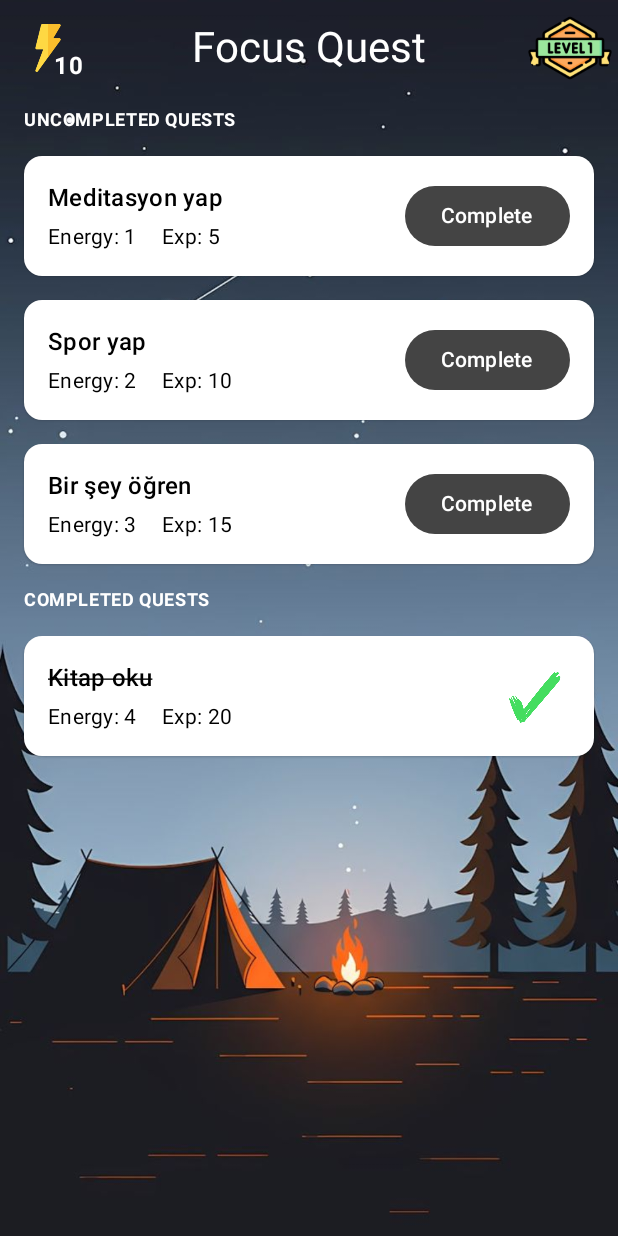
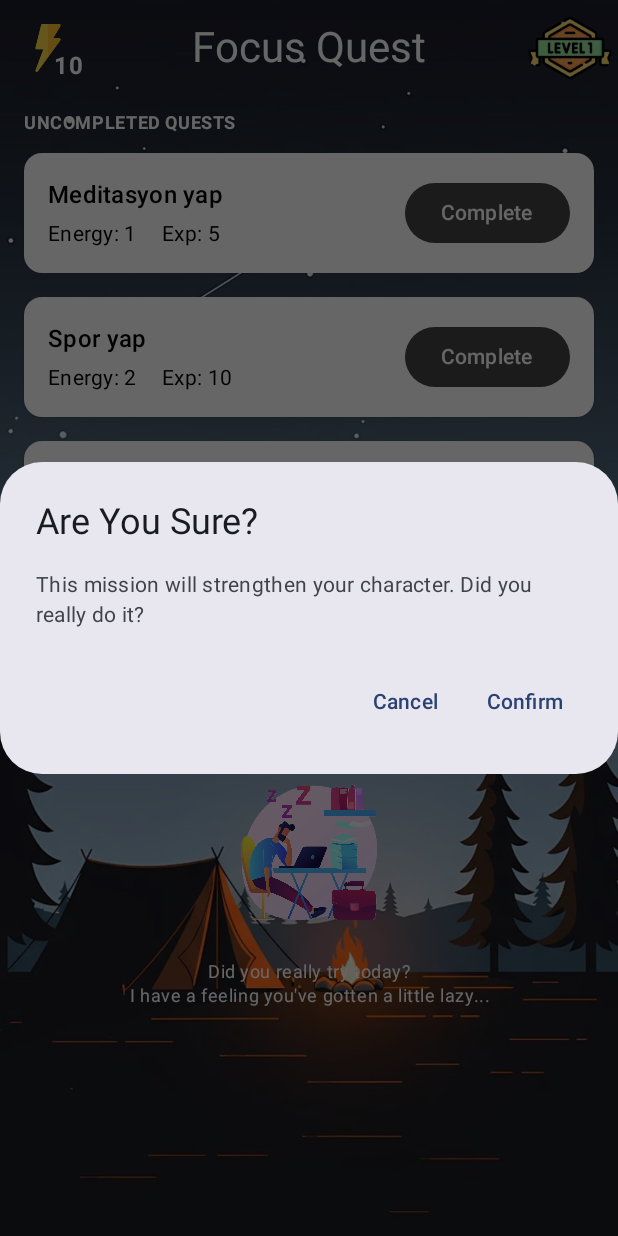
Before and after one commit to hakankaraotcu/focus-mobile-android, an Android app built with Jetpack Compose: the screen it shows after launch (MainActivity), after a tap on "Complete", on a phone screen of 412 x 824 dp. Run offline under Robolectric (Android 15) with nearby library versions, the phone set to English and light mode, and no system bars.

Commit message:
added confirm dialog

```diff
--- a/app/src/main/java/com/hakankaraotcu/focusquest/MainActivity.kt
+++ b/app/src/main/java/com/hakankaraotcu/focusquest/MainActivity.kt
@@ -4,62 +4,16 @@ import android.os.Bundle
 import androidx.activity.ComponentActivity
 import androidx.activity.compose.setContent
 import androidx.activity.enableEdgeToEdge
-import com.hakankaraotcu.focusquest.model.Quest
 import com.hakankaraotcu.focusquest.presentation.dashboard.DashboardScreen
 import com.hakankaraotcu.focusquest.ui.theme.FocusQuestTheme
 
 class MainActivity : ComponentActivity() {
-    private val questList = listOf(
-        Quest(
-            "Meditasyon yap",
-            1,
-            5,
-            false
-        ),
-        Quest(
-            "Spor yap",
-            2,
-            10,
-            false
-        ),
-        Quest(
-            "Bir şey öğren",
-            3,
-            15,
-            false
-        ),
-        Quest(
-            "Kitap oku",
-            4,
-            20,
-            false
-        )
-    )
-
     override fun onCreate(savedInstanceState: Bundle?) {
         super.onCreate(savedInstanceState)
         enableEdgeToEdge()
         setContent {
             FocusQuestTheme {
                 DashboardScreen()
-                /*
-                Scaffold(modifier = Modifier.fillMaxSize(),
-                    topBar = {
-                        TopBar()
-                    }) { innerPadding ->
-                    Box(modifier = Modifier.padding(innerPadding)) {
-                        Column {
-                            Text(
-                                text = "Uncompleted Quests",
-                                style = MaterialTheme.typography.bodySmall,
-                                modifier = Modifier.padding(start = 8.dp)
-                            )
-                            QuestList(questList)
-                        }
-                    }
-                }
-
-                 */
             }
         }
     }
--- a/app/src/main/java/com/hakankaraotcu/focusquest/model/Quest.kt
+++ b/app/src/main/java/com/hakankaraotcu/focusquest/model/Quest.kt
@@ -1,6 +1,7 @@
 package com.hakankaraotcu.focusquest.model
 
 data class Quest(
+    val id: Int,
     val name: String,
     val energy: Int,
     val exp: Int,
--- /dev/null
+++ b/app/src/main/java/com/hakankaraotcu/focusquest/presentation/components/ConfirmDialog.kt
@@ -0,0 +1,32 @@
+package com.hakankaraotcu.focusquest.presentation.components
+
+import androidx.compose.material3.AlertDialog
+import androidx.compose.material3.Text
+import androidx.compose.material3.TextButton
+import androidx.compose.runtime.Composable
+
+@Composable
+fun ConfirmDialog(
+    isOpen: Boolean,
+    title: String = "Are You Sure?",
+    onDismissRequest: () -> Unit,
+    onConfirmButtonClick: () -> Unit
+) {
+    if (isOpen) {
+        AlertDialog(onDismissRequest = onDismissRequest,
+            title = { Text(text = title) },
+            text = {
+                Text("This mission will strengthen your character. Did you really do it?")
+            },
+            dismissButton = {
+                TextButton(onClick = onDismissRequest) {
+                    Text(text = "Cancel")
+                }
+            },
+            confirmButton = {
+                TextButton(onClick = onConfirmButtonClick) {
+                    Text(text = "Confirm")
+                }
+            })
+    }
+}
--- a/app/src/main/java/com/hakankaraotcu/focusquest/presentation/components/QuestsList.kt
+++ b/app/src/main/java/com/hakankaraotcu/focusquest/presentation/components/QuestsList.kt
@@ -39,15 +39,18 @@ import com.hakankaraotcu.focusquest.ui.theme.FocusQuestTheme
 fun LazyListScope.questsList(
     sectionTitle: String,
     emptyQuestText: String,
-    quests: List<Quest>
+    emptyQuestImage: Int,
+    quests: List<IndexedValue<Quest>>,
+    onCompleteButtonClick: (Int) -> Unit
 ) {
     item {
+        Spacer(modifier = Modifier.height(6.dp))
         Text(
             text = sectionTitle,
             color = Color.White,
             fontWeight = FontWeight.Bold,
             style = MaterialTheme.typography.bodySmall,
-            modifier = Modifier.padding(horizontal = 16.dp, vertical = 8.dp)
+            modifier = Modifier.padding(horizontal = 16.dp, vertical = 4.dp)
         )
     }
     if (quests.isEmpty()) {
@@ -58,10 +61,11 @@ fun LazyListScope.questsList(
             ) {
                 Image(
                     modifier = Modifier.size(120.dp),
-                    painter = painterResource(R.drawable.uncomplete),
+                    painter = painterResource(emptyQuestImage),
                     contentDescription = emptyQuestText
                 )
                 Spacer(modifier = Modifier.height(12.dp))
+
                 Text(
                     text = emptyQuestText,
                     style = MaterialTheme.typography.bodySmall,
@@ -73,24 +77,21 @@ fun LazyListScope.questsList(
             }
         }
     }
-    items(quests) { quest ->
+    items(quests, key = { it.value.id }) { indexedQuest ->
         QuestCard(
             modifier = Modifier.padding(horizontal = 16.dp, vertical = 8.dp),
-            quest = quest
+            quest = indexedQuest.value,
+            onCompleteButtonClick = { onCompleteButtonClick(indexedQuest.index) }
         )
     }
-    /*
-    LazyColumn(modifier = Modifier.fillMaxSize()) {
-        items(questList) {
-            QuestRow(quest = it)
-        }
-    }
-
-     */
 }
 
 @Composable
-fun QuestCard(modifier: Modifier = Modifier, quest: Quest) {
+fun QuestCard(
+    modifier: Modifier = Modifier,
+    quest: Quest,
+    onCompleteButtonClick: () -> Unit
+) {
     ElevatedCard(
         modifier = modifier,
         colors = CardColors(
@@ -134,9 +135,8 @@ fun QuestCard(modifier: Modifier = Modifier, quest: Quest) {
             if (!quest.isComplete) {
                 Button(
                     colors = ButtonDefaults.buttonColors(containerColor = Color.DarkGray),
-                    onClick = {
-                        quest.isComplete = true
-                    }) {
+                    onClick = onCompleteButtonClick
+                ) {
                     Text(text = "Complete")
                 }
             } else {
--- a/app/src/main/java/com/hakankaraotcu/focusquest/presentation/dashboard/DashboardScreen.kt
+++ b/app/src/main/java/com/hakankaraotcu/focusquest/presentation/dashboard/DashboardScreen.kt
@@ -14,6 +14,13 @@ import androidx.compose.material3.Scaffold
 import androidx.compose.material3.Text
 import androidx.compose.material3.TopAppBarDefaults
 import androidx.compose.runtime.Composable
+import androidx.compose.runtime.getValue
+import androidx.compose.runtime.mutableIntStateOf
+import androidx.compose.runtime.mutableStateListOf
+import androidx.compose.runtime.mutableStateOf
+import androidx.compose.runtime.remember
+import androidx.compose.runtime.saveable.rememberSaveable
+import androidx.compose.runtime.setValue
 import androidx.compose.ui.Alignment
 import androidx.compose.ui.Modifier
 import androidx.compose.ui.graphics.Color
@@ -24,37 +31,59 @@ import androidx.compose.ui.tooling.preview.Preview
 import androidx.compose.ui.unit.dp
 import com.hakankaraotcu.focusquest.R
 import com.hakankaraotcu.focusquest.model.Quest
+import com.hakankaraotcu.focusquest.presentation.components.ConfirmDialog
 import com.hakankaraotcu.focusquest.presentation.components.questsList
 import com.hakankaraotcu.focusquest.ui.theme.FocusQuestTheme
 
 @Composable
 fun DashboardScreen() {
-    val quests = listOf(
+    val quests = remember {
+        mutableStateListOf(
             Quest(
+                1,
                 "Meditasyon yap",
                 1,
                 5,
                 false
             ),
             Quest(
+                2,
                 "Spor yap",
                 2,
                 10,
                 false
             ),
             Quest(
+                3,
                 "Bir şey öğren",
                 3,
                 15,
                 false
             ),
             Quest(
+                4,
                 "Kitap oku",
                 4,
                 20,
-            true
+                false
             )
         )
+    }
+
+    var isConfirmDialogOpen by rememberSaveable { mutableStateOf(false) }
+    var selectedQuestIndex by rememberSaveable { mutableIntStateOf(-1) }
+
+    ConfirmDialog(
+        isOpen = isConfirmDialogOpen,
+        onDismissRequest = { isConfirmDialogOpen = false },
+        onConfirmButtonClick = {
+            if (selectedQuestIndex != -1) {
+                quests[selectedQuestIndex] = quests[selectedQuestIndex].copy(isComplete = true)
+            }
+            isConfirmDialogOpen = false
+        }
+    )
+
     Box(modifier = Modifier.fillMaxSize()) {
         Image(
             painter = painterResource(R.drawable.bg),
@@ -74,12 +103,22 @@ fun DashboardScreen() {
                 questsList(
                     sectionTitle = "UNCOMPLETED QUESTS",
                     emptyQuestText = "Congratulations, you have finished all the quests.",
-                    quests = quests.filter { quest: Quest -> !quest.isComplete }
+                    emptyQuestImage = R.drawable.uncomplete,
+                    quests = quests.withIndex().filter { !it.value.isComplete },
+                    onCompleteButtonClick = { index ->
+                        selectedQuestIndex = index
+                        isConfirmDialogOpen = true
+                    }
                 )
                 questsList(
                     sectionTitle = "COMPLETED QUESTS",
-                    emptyQuestText = "Congratulations, you have finished all the quests.",
-                    quests = quests.filter { quest: Quest -> quest.isComplete }
+                    emptyQuestText = "Did you really try today?\nI have a feeling you've gotten a little lazy...",
+                    emptyQuestImage = R.drawable.complete,
+                    quests = quests.withIndex().filter { it.value.isComplete },
+                    onCompleteButtonClick = { index ->
+                        selectedQuestIndex = index
+                        isConfirmDialogOpen = true
+                    }
                 )
             }
         }
```
Also changed, not shown: app/src/main/res/drawable/complete.png (added). Lines whose indentation alone changed are shown as unchanged.
